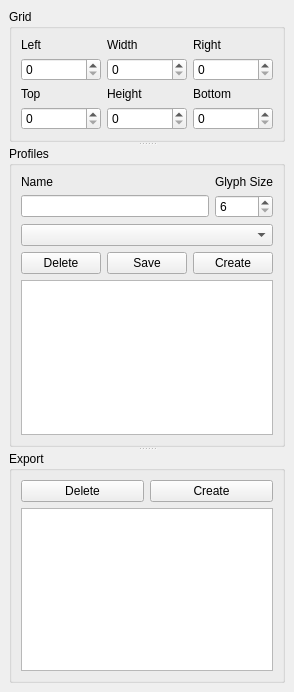
Before: the Qt Designer form dockprofiles.ui in GrandFatherPikhto/Glyph, drawn with Qt 5.
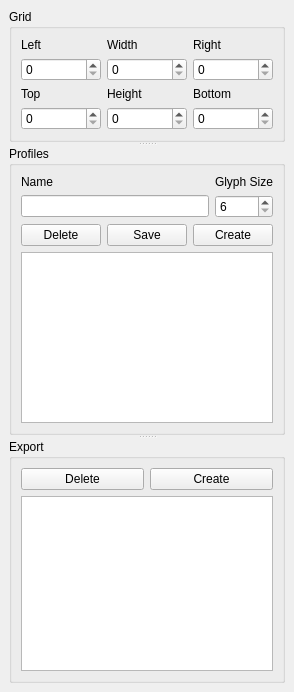
After: the same form once the commit is applied.

The edit to the form file:
```diff
--- a/dockprofiles.ui
+++ b/dockprofiles.ui
@@ -119,13 +119,6 @@
         <string>Profiles</string>
        </property>
        <layout class="QGridLayout" name="gridLayout">
-        <item row="0" column="0">
-         <widget class="QLabel" name="labelProfileName">
-          <property name="text">
-           <string>Name</string>
-          </property>
-         </widget>
-        </item>
         <item row="0" column="4">
          <widget class="QLabel" name="labelGlyphSize">
           <property name="text">
@@ -133,6 +126,30 @@
           </property>
          </widget>
         </item>
+        <item row="1" column="0" colspan="4">
+         <widget class="QLineEdit" name="lineEditProfileName"/>
+        </item>
+        <item row="0" column="0">
+         <widget class="QLabel" name="labelProfileName">
+          <property name="text">
+           <string>Name</string>
+          </property>
+         </widget>
+        </item>
+        <item row="2" column="1" colspan="2">
+         <widget class="QPushButton" name="pushButtonSave">
+          <property name="text">
+           <string>Save</string>
+          </property>
+         </widget>
+        </item>
+        <item row="2" column="3" colspan="2">
+         <widget class="QPushButton" name="pushButtonCreateProfile">
+          <property name="text">
+           <string>Create</string>
+          </property>
+         </widget>
+        </item>
         <item row="1" column="4">
          <widget class="QSpinBox" name="spinBoxGlyphSize">
           <property name="minimum">
@@ -143,36 +160,16 @@
           </property>
          </widget>
         </item>
-        <item row="3" column="0">
+        <item row="2" column="0">
          <widget class="QPushButton" name="pushButtonDeleteProfile">
           <property name="text">
            <string>Delete</string>
           </property>
          </widget>
         </item>
-        <item row="3" column="1" colspan="2">
-         <widget class="QPushButton" name="pushButtonSave">
-          <property name="text">
-           <string>Save</string>
-          </property>
-         </widget>
-        </item>
-        <item row="3" column="3" colspan="2">
-         <widget class="QPushButton" name="pushButtonCreateProfile">
-          <property name="text">
-           <string>Create</string>
-          </property>
-         </widget>
-        </item>
-        <item row="4" column="0" colspan="5">
+        <item row="3" column="0" colspan="5">
          <widget class="QTableView" name="tableViewProfiles"/>
         </item>
-        <item row="2" column="0" colspan="5">
-         <widget class="QComboBox" name="comboBoxFont"/>
-        </item>
-        <item row="1" column="0" colspan="4">
-         <widget class="QLineEdit" name="lineEditProfileName"/>
-        </item>
        </layout>
       </widget>
       <widget class="QGroupBox" name="groupBoxExport">
```
